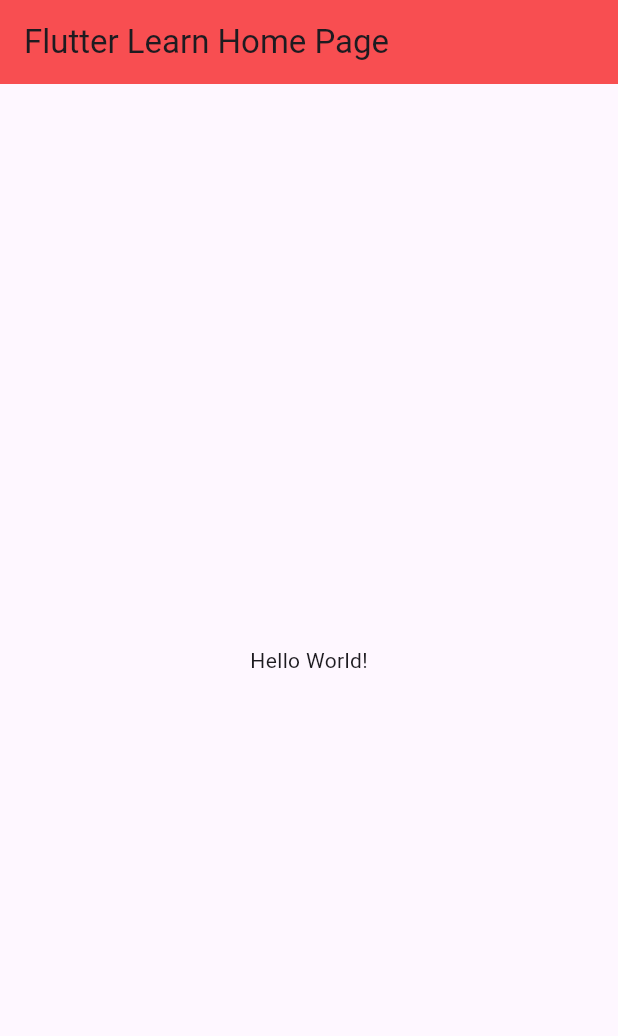
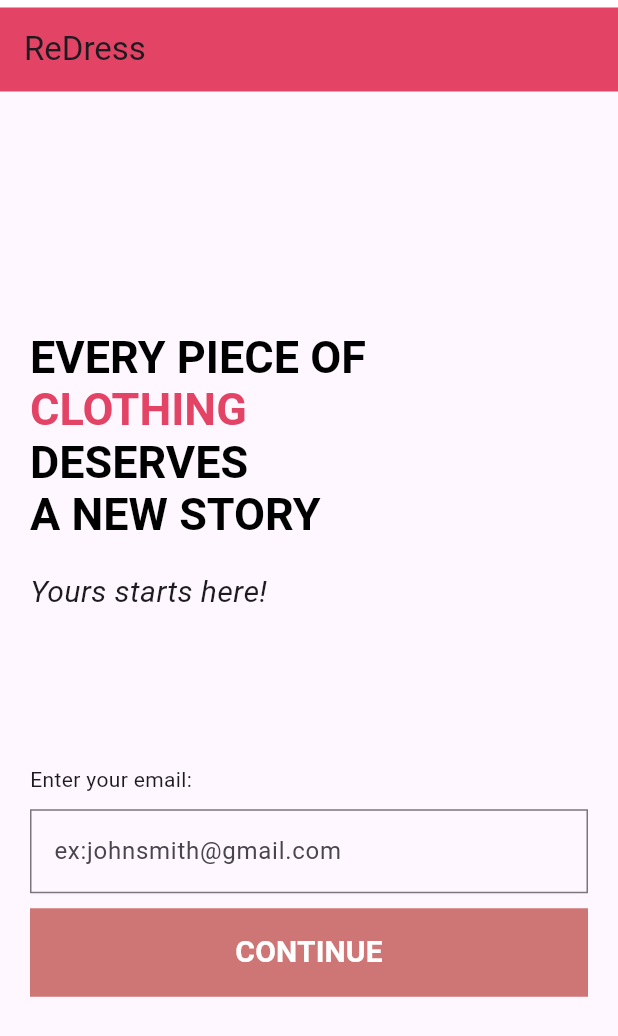
Before and after one commit to AureliA659/flutter_login, a Flutter app: the screen it shows after launch, on a phone screen of 412 x 824 dp. Shown: the top 1036 px of the screen. Run offline on Flutter 3.47's test engine with Material 3 defaults, Android fonts, the phone set to English and light mode, and no system bars; missing offline and left inert: flutter_emoji.

Commit message:
authscreen and terms in process

```diff
--- a/lib/main.dart
+++ b/lib/main.dart
@@ -1,5 +1,6 @@
 import 'package:flutter/material.dart';
-import 'package:flutterapp/screens/myhomepage.dart';
+import 'package:flutterapp/screens/guest/authscreen.dart';
+//import 'package:flutterapp/screens/myhomepage.dart';
 
 void main() {
   runApp(const MyApp());
@@ -20,7 +21,7 @@ class MyApp extends StatelessWidget {
         colorScheme: ColorScheme.fromSeed(seedColor: Colors.deepPurple),
         useMaterial3: true,
       ),
-      home: const MyHomePage(title: 'Flutter Learn Home Page'),
+      home: const AuthScreen(),
     );
   }
 }
--- /dev/null
+++ b/lib/screens/guest/authscreen.dart
@@ -0,0 +1,110 @@
+import "package:flutter/material.dart";
+import "package:flutter_emoji/flutter_emoji.dart";
+
+class AuthScreen extends StatefulWidget {
+  const AuthScreen({super.key});
+
+  @override
+  State<AuthScreen> createState() => _AuthScreenState();
+}
+
+class _AuthScreenState extends State<AuthScreen> {
+  final emojiParser = EmojiParser();
+  @override
+  Widget build(BuildContext context) {
+    return SafeArea(
+        minimum: const EdgeInsets.only(top: 5.0),
+        child: Scaffold(
+          appBar: AppBar(
+            backgroundColor: const Color.fromARGB(255, 227, 67, 101),
+            title: const Text("ReDress"),
+          ),
+          body: Center(
+              child: SingleChildScrollView(
+            padding: const EdgeInsets.symmetric(horizontal: 20.0),
+            child: Column(
+              //mainAxisAlignment: MainAxisAlignment.center,
+              crossAxisAlignment: CrossAxisAlignment.start,
+              children: <Widget>[
+                RichText(
+                  text: TextSpan(
+                    text: "EVERY PIECE OF\n",
+                    style: const TextStyle(
+                        fontWeight: FontWeight.bold,
+                        fontSize: 30,
+                        color: Colors.black),
+                    children: [
+                      const TextSpan(
+                          text: "CLOTHING\n",
+                          style: TextStyle(
+                              color: Color.fromARGB(255, 227, 67, 101))),
+                      const TextSpan(text: "DESERVES\n"),
+                      TextSpan(
+                          text:
+                              "A NEW STORY ${emojiParser.emojify(':sparkles:')}"),
+                    ],
+                  ),
+                ),
+                const SizedBox(
+                  height: 20.0,
+                ),
+                const Text(
+                  "Yours starts here!",
+                  style: TextStyle(fontSize: 20.0, fontStyle: FontStyle.italic),
+                ),
+                const SizedBox(
+                  height: 100.0,
+                ),
+                Form(
+                    child: Column(
+                  crossAxisAlignment: CrossAxisAlignment.stretch,
+                  //crossAxisAlignment: how the children are aligned
+                  children: [
+                    const Text("Enter your email:"),
+                    const SizedBox(
+                      height: 10.0,
+                    ),
+                    TextFormField(
+                      decoration: InputDecoration(
+                        hintText: "ex:johnsmith@gmail.com",
+                        border: OutlineInputBorder(
+                          borderRadius: BorderRadius.circular(0.0),
+                          borderSide: const BorderSide(color: Colors.grey),
+                        ),
+                        focusedBorder: OutlineInputBorder(
+                          borderRadius: BorderRadius.circular(0.0),
+                          borderSide: const BorderSide(color: Colors.grey),
+                        ),
+                      ),
+                    ),
+                    const SizedBox(
+                      height: 10.0,
+                    ),
+                    ElevatedButton(
+                      onPressed: () => print("send"),
+                      style: ButtonStyle(
+                        padding: WidgetStateProperty.all(
+                            const EdgeInsets.symmetric(vertical: 15.0)),
+                        backgroundColor: WidgetStateProperty.all(
+                            const Color.fromARGB(255, 206, 117, 117)),
+                        shape: WidgetStateProperty.all<RoundedRectangleBorder>(
+                          RoundedRectangleBorder(
+                            borderRadius: BorderRadius.circular(0.0),
+                          ),
+                        ),
+                        elevation: WidgetStateProperty.all(0.0),
+                      ),
+                      child: const Text("CONTINUE",
+                          style: TextStyle(
+                              color: Colors.white,
+                              fontSize: 20.0,
+                              fontWeight: FontWeight.bold)),
+                    ),
+                  ],
+                ))
+              ],
+            ),
+          )),
+        ));
+  }
+}
--- /dev/null
+++ b/lib/screens/guest/terms.dart
@@ -0,0 +1,15 @@
+import "package:flutter/material.dart";
+
+class Terms extends StatefulWidget {
+  const Terms({super.key});
+
+  @override
+  State<Terms> createState() => _TermsState();
+}
+
+class _TermsState extends State<Terms> {
+  @override
+  Widget build(BuildContext context) {
+    return Container();
+  }
+}
--- a/pubspec.yaml
+++ b/pubspec.yaml
@@ -35,6 +35,8 @@ dependencies:
   # The following adds the Cupertino Icons font to your application.
   # Use with the CupertinoIcons class for iOS style icons.
   cupertino_icons: ^1.0.8
+
+  flutter_emoji : ">= 2.0.0"
 
 dev_dependencies:
   flutter_test:
```
Also changed, not shown: pubspec.lock.
